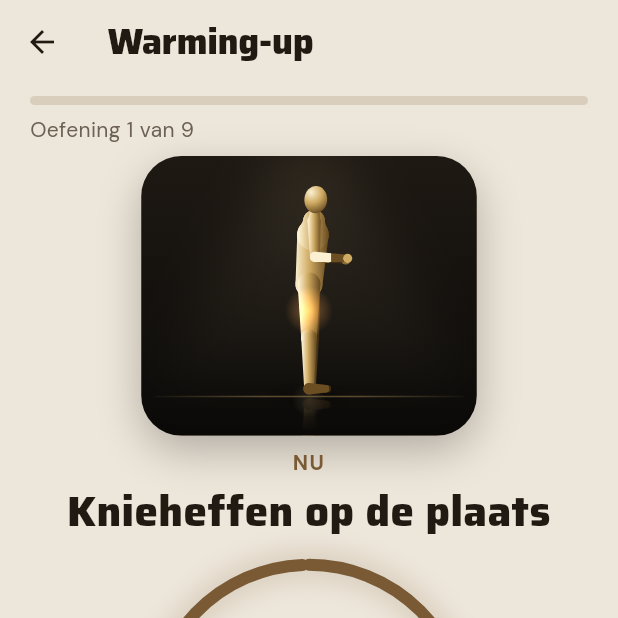
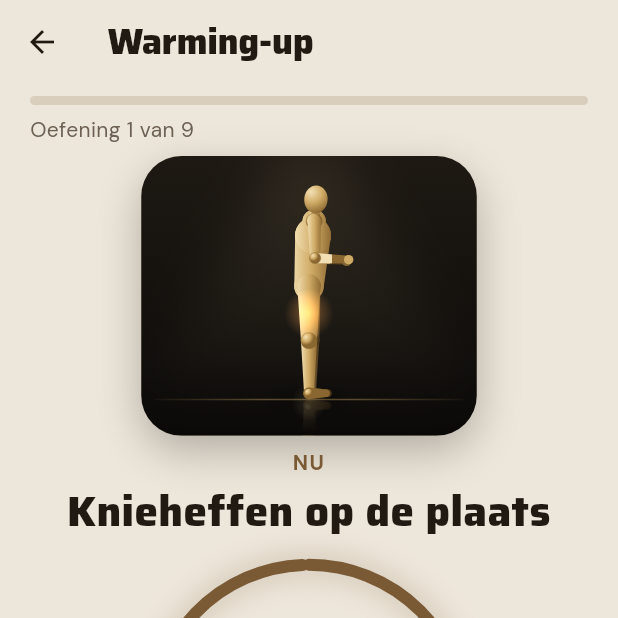
Before and after one commit to Semdenhartog/Kandans, a Flutter app: the RoutinePlayerScreen screen opened directly with sample values from the repository, after a tap on "Start", on a phone screen of 412 x 824 dp, the top half of it. Run offline on Flutter 3.47's test engine with Material 3 defaults, Android fonts, the phone set to English and light mode, and no system bars; our stand-ins replace audioplayers, battery_plus, file_picker, flutter_local_notifications, flutter_map, flutter_riverpod and 15 more; missing offline and left inert: android_intent_plus, flutter_reactive_ble, health, home_widget, purchases_flutter, purchases_ui_flutter and 2 more; accounts and stored records are empty.

Commit message:
Oefenfiguur: kogelgewrichten, vaste lichtrichting, voeten op de vloer
Co-Authored-By: Claude Opus 5.5 <noreply@anthropic.com>
Claude-Session: https://claude.ai/code/session_01G18Li6sqDFgHFNQiRXQ1hs

```diff
--- a/lib/shared/art/exercise_figure.dart
+++ b/lib/shared/art/exercise_figure.dart
@@ -131,7 +131,7 @@ _Pose _poseFor(Motion m, double p) {
       q.hip = Offset(0.05, hy);
       q.torso = -math.acos(((0.035 - hy) / _torsoL).clamp(-1.0, 1.0));
       q.foot = [const Offset(0.36, 0.0), const Offset(0.33, 0.0)];
-      q.hand = [const Offset(-0.12, 0.0), const Offset(-0.1, 0.0)];
+      q.hand = [const Offset(0.02, 0.0), const Offset(0.0, 0.0)];
     case Motion.plank:
       q.lying = true;
       q.hip = Offset(0, 0.25 + 0.008 * s);
@@ -219,13 +219,13 @@ _Body _solve(_Pose q) {
   } else {
     // Zet de standvoet op de grond.
     final i = q.plant;
-    final low = math.min(toeRel[i].dy, ankleRel[i].dy);
-    hip = Offset(q.plantX, -low + 0.035 + q.air);
+    final low = math.min(toeRel[i].dy - 0.017, ankleRel[i].dy - 0.026);
+    hip = Offset(q.plantX, -low + q.air);
   }
   final knee = <Offset>[], ankle = <Offset>[], toe = <Offset>[];
   for (var i = 0; i < 2; i++) {
     if (q.foot[i] != null) {
-      final target = q.foot[i]! + const Offset(0, 0.035);
+      final target = q.foot[i]! + const Offset(0, 0.026);
       final k = _ik(hip, target, _thighL, _shinL, 1);
       knee.add(k);
       ankle.add(target);
@@ -242,7 +242,7 @@ _Body _solve(_Pose q) {
   final elbow = <Offset>[], hand = <Offset>[];
   for (var i = 0; i < 2; i++) {
     if (q.hand[i] != null) {
-      final target = q.hand[i]! + const Offset(0, 0.01);
+      final target = q.hand[i]! + const Offset(0, 0.021);
       final e = _ik(shoulder, target, _upperL, _foreL, 1);
       elbow.add(e);
       hand.add(target);
@@ -264,14 +264,14 @@ class ExercisePainter extends CustomPainter {
 
   // Vaste kleuren: dit podium is altijd donker-goud (zoals Premium), in licht én donker thema.
   static const _bgTop = Color(0xFF1E1913), _bgBottom = Color(0xFF0A0908);
-  static const _hi = Color(0xFFFBF0D2), _base = Color(0xFFCFAA62), _shade = Color(0xFF6B4E22);
-  static const _farHi = Color(0xFFB59457), _farBase = Color(0xFF8A6B37), _farShade = Color(0xFF3E2D14);
+  static const _hi = Color(0xFFF2DFB3), _base = Color(0xFFD0AB66), _shade = Color(0xFF8A6630);
+  static const _farHi = Color(0xFFA88A52), _farBase = Color(0xFF85683A), _farShade = Color(0xFF4A3619);
   static const _glow = Color(0xFFFF9F43);
 
   @override
   void paint(Canvas canvas, Size size) {
-    final unit = size.height * 0.78;
-    final gy = size.height * 0.86;
+    final unit = size.height * 0.8;
+    final gy = size.height * 0.87;
     final cx = size.width / 2;
     final q = _poseFor(motion, phase);
     final b = _solve(q);
@@ -368,7 +368,8 @@ class ExercisePainter extends CustomPainter {
     }
     final n = Offset(-d.dy / len, d.dx / len);
     // Kant naar het licht (boven/links op het scherm).
-    final lit = (n.dy < 0 || (n.dy == 0 && n.dx < 0)) ? n : -n;
+    const light = Offset(-0.6, -0.8);
+    final lit = (n.dx * light.dx + n.dy * light.dy) >= 0 ? n : -n;
     final mid = Offset.lerp(a, b, 0.5)!;
     final rm = (ra + rb) / 2;
     final hi = far ? _farHi : _hi, base = far ? _farBase : _base, sh = far ? _farShade : _shade;
@@ -376,8 +377,8 @@ class ExercisePainter extends CustomPainter {
       ..isAntiAlias = true
       ..shader = LinearGradient(
         colors: reflection ? [base, sh] : [hi, base, sh],
-        stops: reflection ? null : const [0.0, 0.45, 1.0],
-      ).createShader(Rect.fromPoints(mid + lit * rm * 1.1, mid - lit * rm * 1.1));
+        stops: reflection ? null : const [0.0, 0.5, 1.0],
+      ).createShader(Rect.fromPoints(mid + lit * rm * 1.3, mid - lit * rm * 1.3));
     final path = Path()
       ..moveTo((a + n * ra).dx, (a + n * ra).dy)
       ..lineTo((b + n * rb).dx, (b + n * rb).dy)
@@ -406,12 +407,34 @@ class ExercisePainter extends CustomPainter {
       canvas.drawCircle(px(b.hand[i]), r(0.021), Paint()..color = far ? _farBase : _base);
     }
 
+    void joint(Offset o, double rad, bool far) {
+      final c = px(o);
+      final rr = r(rad);
+      canvas.drawCircle(
+        c,
+        rr,
+        Paint()
+          ..shader = RadialGradient(
+            center: const Alignment(-0.4, -0.45),
+            colors: far ? const [_farHi, _farBase, _farShade] : const [_hi, _base, _shade],
+            stops: const [0, 0.55, 1],
+          ).createShader(Rect.fromCircle(center: c, radius: rr)),
+      );
+      // Fijne naad rond het gewricht.
+      canvas.drawCircle(c, rr, Paint()
+        ..style = PaintingStyle.stroke
+        ..strokeWidth = math.max(0.6, rr * 0.08)
+        ..color = (far ? _farShade : _shade).withValues(alpha: 0.55));
+    }
+
     leg(1, true);
+    joint(b.knee[1], 0.034, true);
     arm(1, true);
+    joint(b.elbow[1], 0.024, true);
     // Romp: bekken, buik en borst als één gebeeldhouwde vorm.
     final chest = Offset.lerp(b.hip, b.shoulder, 0.78)!;
-    _limb(canvas, px(b.hip), px(chest), r(0.062), r(0.072), far: false, reflection: reflection);
-    _limb(canvas, px(chest), px(b.shoulder), r(0.072), r(0.05), far: false, reflection: reflection);
+    _limb(canvas, px(b.hip), px(chest), r(0.066), r(0.08), far: false, reflection: reflection);
+    _limb(canvas, px(chest), px(b.shoulder), r(0.08), r(0.052), far: false, reflection: reflection);
     final neckTop = Offset.lerp(b.shoulder, b.head, 0.55)!;
     _limb(canvas, px(b.shoulder), px(neckTop), r(0.025), r(0.022), far: false, reflection: reflection);
     // Hoofd: ovaal, gekanteld met de romp.
@@ -428,8 +451,13 @@ class ExercisePainter extends CustomPainter {
             .createShader(head),
     );
     canvas.restore();
+    joint(b.hip, 0.05, false);
     leg(0, false);
+    joint(b.knee[0], 0.036, false);
+    joint(b.ankle[0], 0.022, false);
+    joint(b.shoulder, 0.036, false);
     arm(0, false);
+    joint(b.elbow[0], 0.025, false);
   }
 
   void _muscleGlow(Canvas canvas, _Body b, Offset Function(Offset) px, double unit) {
```
